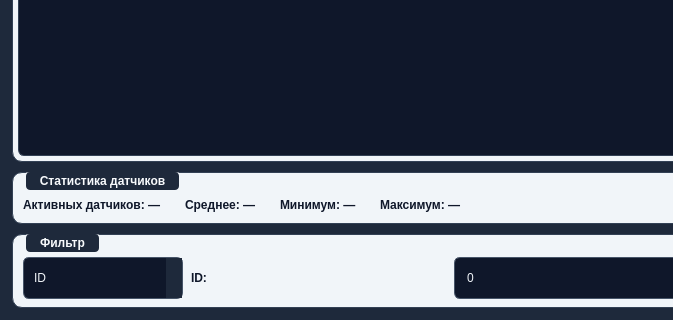
Qt form View/mainwindow.ui (Fobos5892/SystemMonitoring) before a commit; both pictures show x 0 to 673 and y 380 to 700 of the 1218 by 700 pixel window.
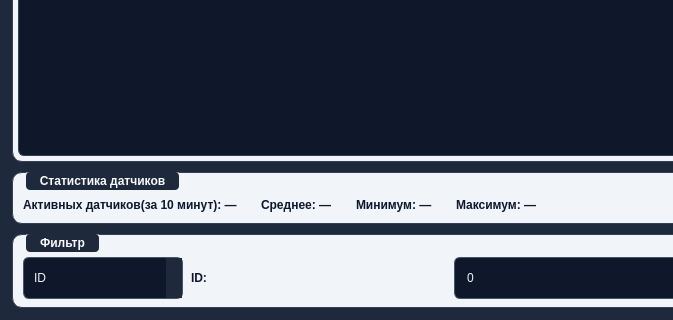
The same form after that commit.

What changed in the file:
```diff
--- a/View/mainwindow.ui
+++ b/View/mainwindow.ui
@@ -257,7 +257,7 @@
        <property name="spacing"><number>24</number></property>
        <item>
         <widget class="QLabel" name="statsConnectedLabel">
-         <property name="text"><string>Активных датчиков: —</string></property>
+         <property name="text"><string>Активных датчиков(за 10 минут): —</string></property>
         </widget>
        </item>
        <item>
```
